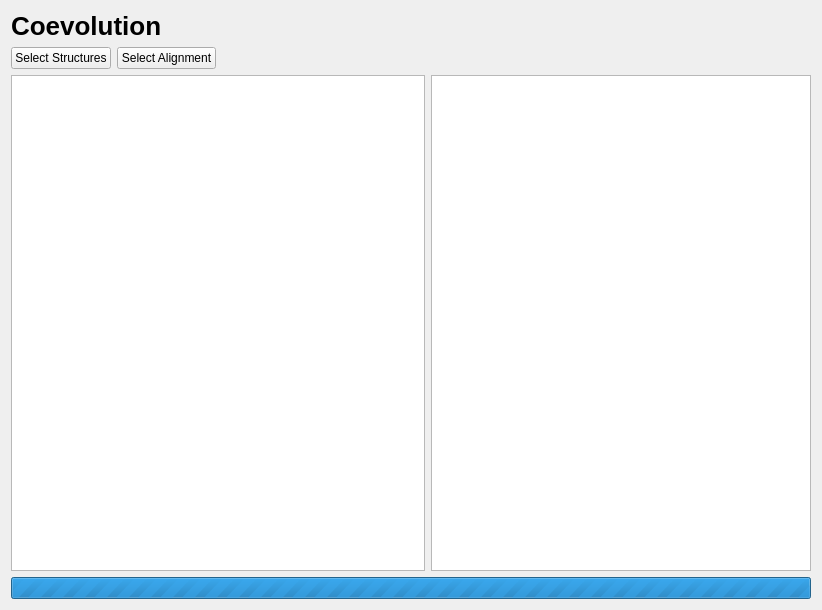
Old version of the form cbr/coevolution/visual/coevolution.ui in the repository TUM-CBR/pymol-plugins.
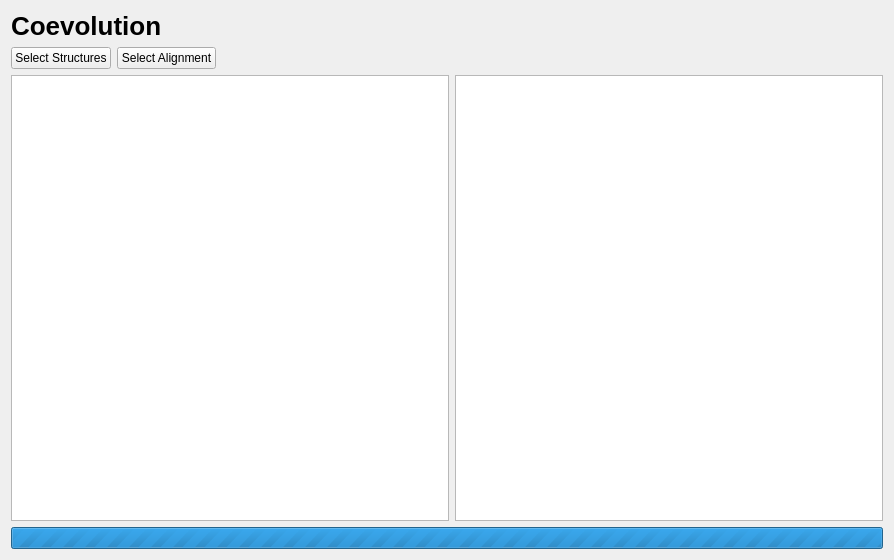
New version of the form.

Commit message: [Coevolution] Finish connecting GUI with cbrtools

The edit to the form file:
```diff
--- a/cbr/coevolution/visual/coevolution.ui
+++ b/cbr/coevolution/visual/coevolution.ui
@@ -6,14 +6,14 @@
    <rect>
     <x>0</x>
     <y>0</y>
-    <width>822</width>
-    <height>610</height>
+    <width>894</width>
+    <height>560</height>
    </rect>
   </property>
   <property name="windowTitle">
    <string>Form</string>
   </property>
-  <layout class="QGridLayout" name="gridLayout" columnstretch="0,0,0,1,2">
+  <layout class="QGridLayout" name="gridLayout" rowstretch="0,0,1,0" columnstretch="0,0,0,1,2">
    <item row="2" column="4">
     <widget class="QTableView" name="detailsTable"/>
    </item>
```
The commit also changes 19 other files.
